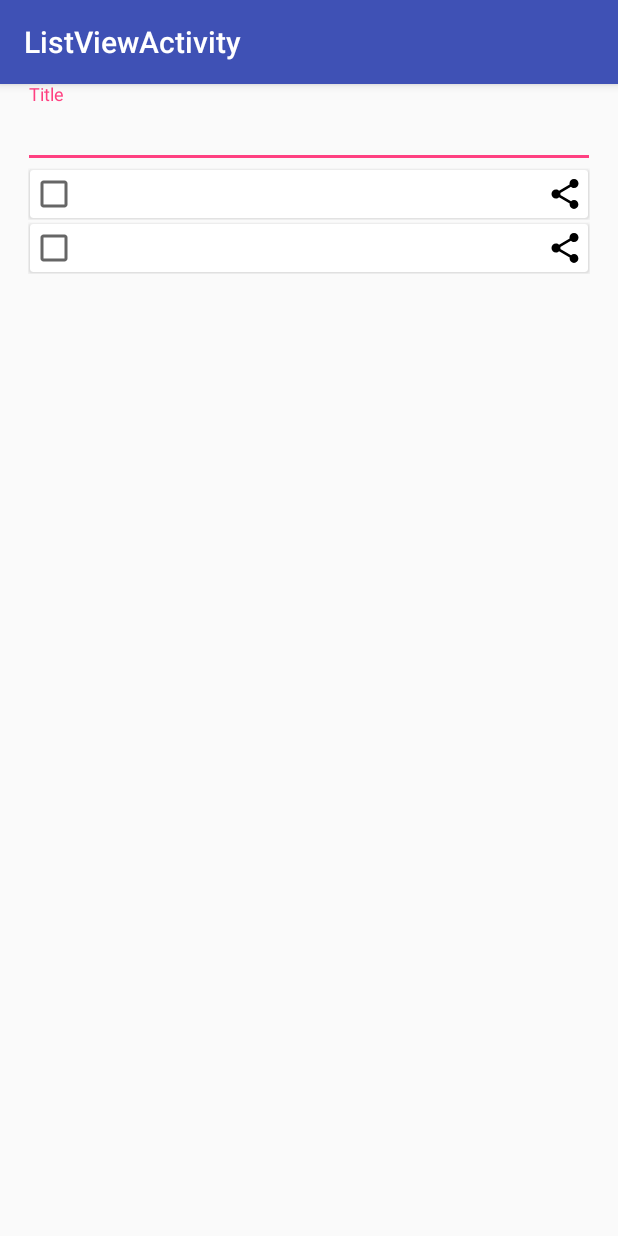
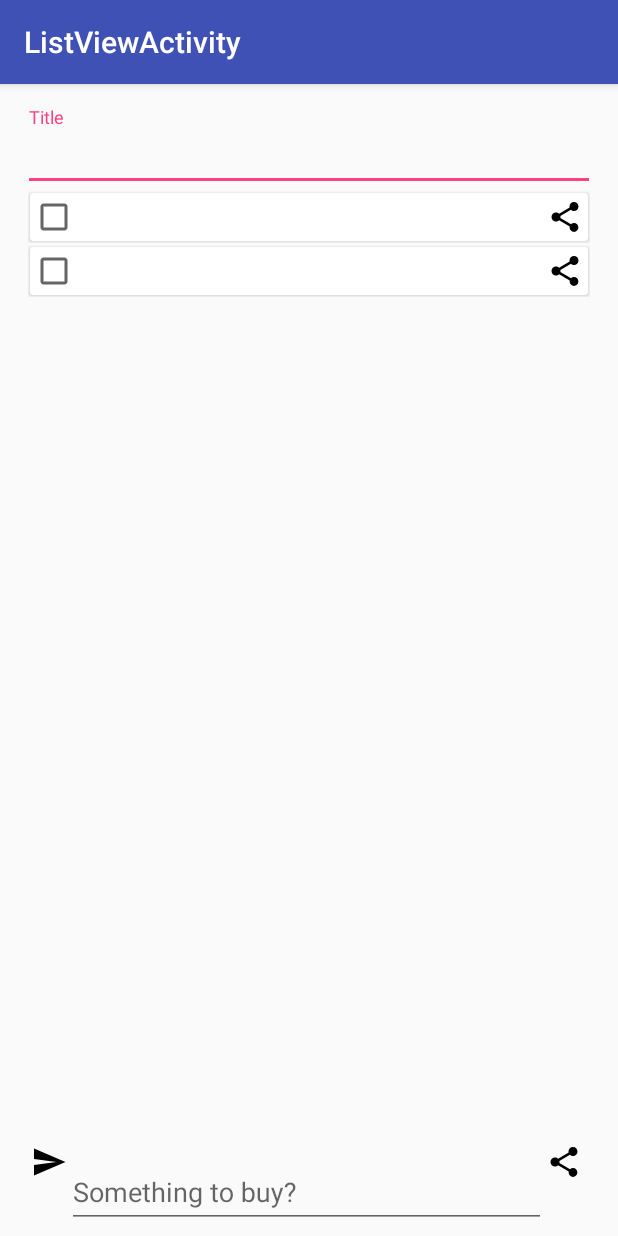
Before and after one commit to Yurrili/ShopListAPK, an Android app: the ListViewActivity screen opened directly, with no data from a screen before it, on a phone screen of 412 x 824 dp. Run offline under Robolectric (Android 15) with nearby library versions, the phone set to English and light mode, and no system bars; our stand-ins replace ButterKnife; 1 statement that could not run was skipped.

Commit message:
trying to center the icons

```diff
--- a/app/src/main/res/layout/content_list_view.xml
+++ b/app/src/main/res/layout/content_list_view.xml
@@ -4,8 +4,10 @@
     xmlns:tools="http://schemas.android.com/tools"
     android:layout_width="match_parent"
     android:layout_height="match_parent"
+    android:paddingTop="15dp"
     android:paddingEnd="15dp"
     android:paddingStart="15dp"
+    android:orientation="vertical"
     app:layout_behavior="@string/appbar_scrolling_view_behavior"
     tools:context="uj.edu.yuri.shoplist.view.ListViewActivity"
     tools:showIn="@layout/activity_list_view">
@@ -14,8 +16,7 @@
         android:layout_width="fill_parent"
         android:layout_height="wrap_content"
         android:hint="Title"
-        android:id="@+id/title_input"
-        >
+        android:id="@+id/title_input">
         <EditText
             android:id="@+id/title"
             android:layout_width="fill_parent"
@@ -26,8 +27,10 @@
     <android.support.v7.widget.RecyclerView
         android:layout_below="@+id/title_input"
         android:layout_width="match_parent"
-        android:layout_height="match_parent"
+        android:layout_height="wrap_content"
         android:id="@+id/rv" />
+
+
 
     <TextView
         android:id="@+id/empty_view"
@@ -37,4 +40,50 @@
         android:visibility="gone"
         android:text="@string/no_data_available" />
 
+    <RelativeLayout
+        android:layout_width="match_parent"
+        android:layout_height="wrap_content"
+        android:gravity="center_vertical"
+        android:padding="5dp"
+        android:layout_alignParentBottom="true"
+        android:orientation="horizontal" >
+
+        <ImageView
+            android:src="@drawable/ic_menu_send"
+            android:layout_gravity="center_vertical"
+            android:id="@+id/ic_s"
+            android:layout_width="wrap_content"
+            android:layout_height="wrap_content" />
+
+            <LinearLayout
+                android:layout_toEndOf="@+id/ic_s"
+                android:layout_toStartOf="@+id/ic_add"
+                android:layout_width="match_parent"
+                android:layout_height="wrap_content">
+
+                <android.support.design.widget.TextInputLayout
+                    android:layout_width="match_parent"
+                    android:layout_height="wrap_content"
+                    android:hint="Something to buy?"
+                    >
+                    <EditText
+                        android:id="@+id/new_shopping_item"
+                        android:layout_width="fill_parent"
+                        android:layout_height="wrap_content"
+                        />
+                </android.support.design.widget.TextInputLayout>
+            </LinearLayout>
+
+        <ImageView
+            android:layout_gravity="center_vertical"
+            android:id="@+id/ic_add"
+            android:src="@drawable/ic_menu_share"
+            android:layout_width="wrap_content"
+            android:layout_height="wrap_content"
+            android:layout_marginEnd="3dp"
+            android:layout_alignParentEnd="true"
+            />
+
+    </RelativeLayout>
+
 </RelativeLayout>
```
